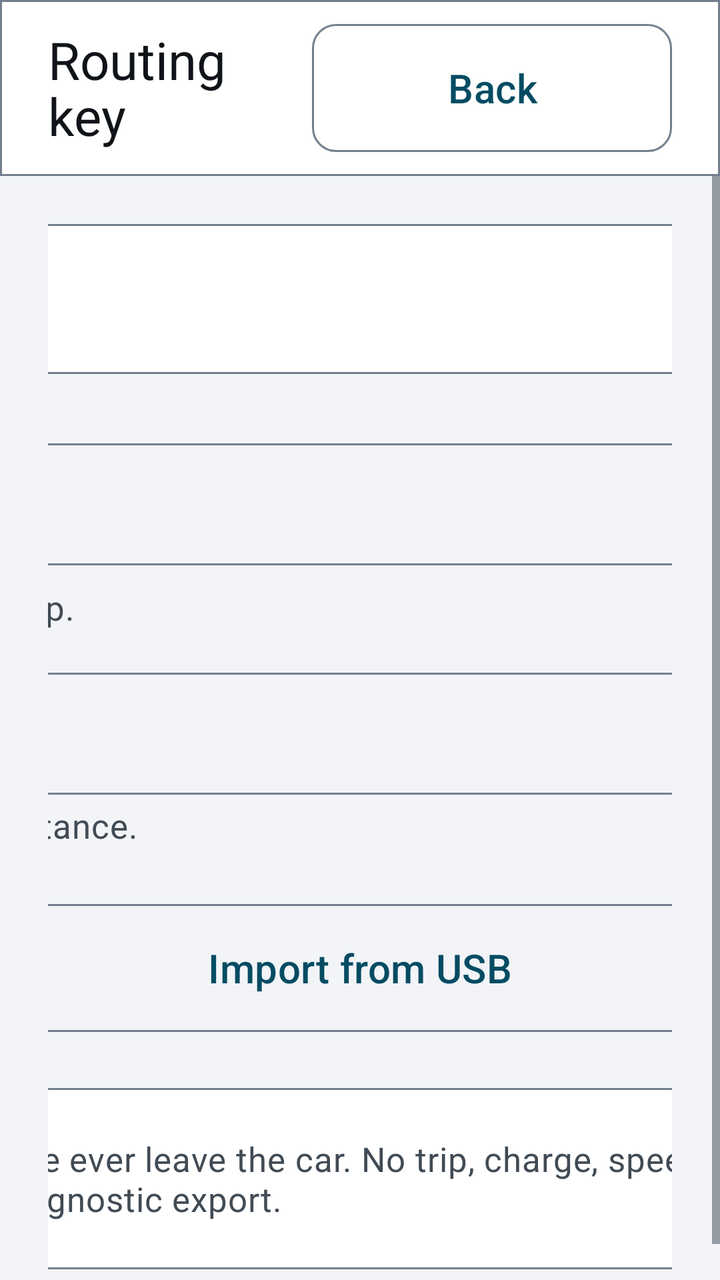
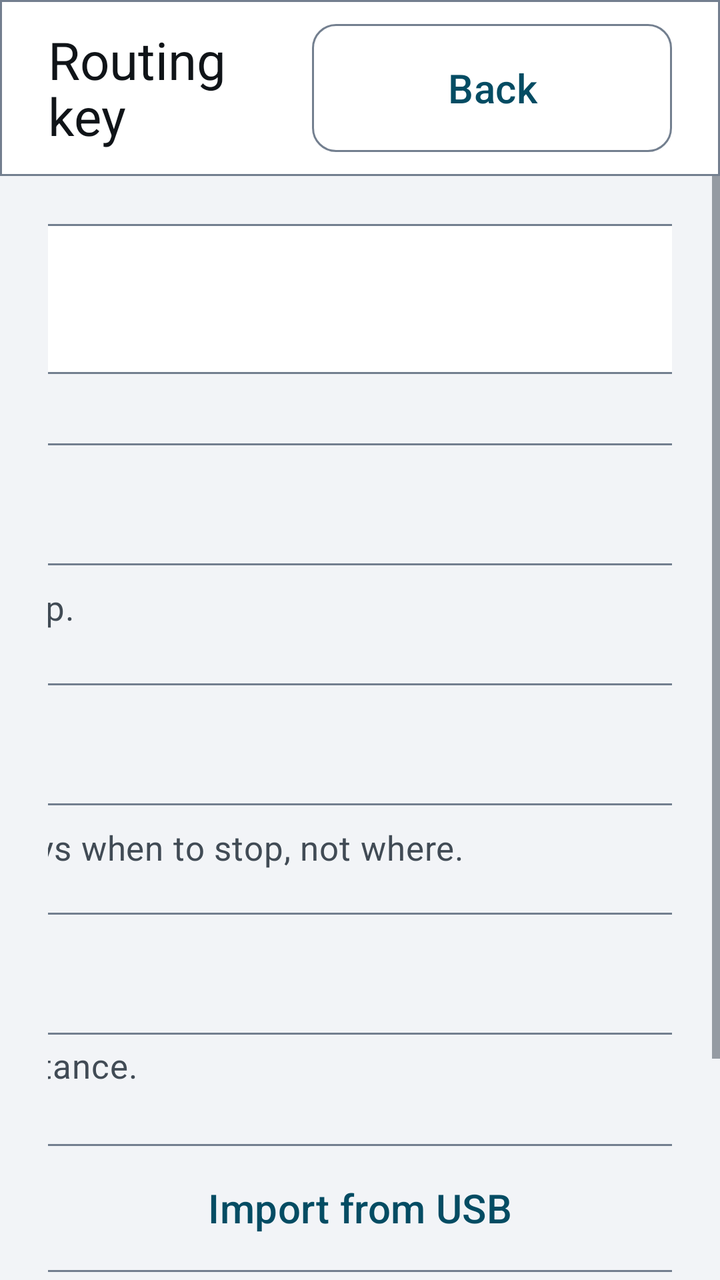

Screens rendered from an Android XML layout before and after an edit, with the pre-edit source and the edit as a unified diff.
<!-- AndroidManifest.xml: application theme Theme.EVChargePilot -->
<!-- res/layout/activity_routing_settings.xml -->
<?xml version="1.0" encoding="utf-8"?>
<LinearLayout xmlns:android="http://schemas.android.com/apk/res/android"
    xmlns:app="http://schemas.android.com/apk/res-auto"
    android:layout_width="match_parent"
    android:layout_height="match_parent"
    android:orientation="vertical">

    <LinearLayout
        android:layout_width="match_parent"
        android:layout_height="88dp"
        android:background="@drawable/bg_topbar"
        android:gravity="center_vertical"
        android:orientation="horizontal"
        android:paddingStart="@dimen/spacing_lg"
        android:paddingEnd="@dimen/spacing_lg">

        <TextView
            android:layout_width="0dp"
            android:layout_height="wrap_content"
            android:layout_weight="1"
            android:text="@string/routing_title"
            android:textAppearance="@style/Text.EV.Title" />

        <com.google.android.material.button.MaterialButton
            android:id="@+id/backAction"
            style="@style/Widget.EV.Button.Outlined"
            android:layout_width="180dp"
            android:layout_height="@dimen/touch_target"
            android:text="@string/action_back" />
    </LinearLayout>

    <ScrollView
        android:layout_width="match_parent"
        android:layout_height="0dp"
        android:layout_weight="1"
        android:fillViewport="true">

        <LinearLayout
            android:layout_width="match_parent"
            android:layout_height="wrap_content"
            android:gravity="center_horizontal"
            android:orientation="vertical"
            android:padding="@dimen/spacing_lg">

            <TextView
                android:id="@+id/routingStatus"
                android:layout_width="1400dp"
                android:layout_height="wrap_content"
                android:accessibilityLiveRegion="polite"
                android:background="@drawable/bg_card"
                android:gravity="center"
                android:padding="@dimen/spacing_lg"
                android:textAppearance="@style/Text.EV.Body" />

            <com.google.android.material.textfield.TextInputLayout
                android:id="@+id/routingKeyLayout"
                style="@style/Widget.Material3.TextInputLayout.OutlinedBox"
                android:layout_width="1400dp"
                android:layout_height="wrap_content"
                android:layout_marginTop="@dimen/spacing_lg"
                android:hint="@string/routing_hint_key"
                app:endIconContentDescription="@string/routing_desc_toggle_key"
                app:endIconMinSize="@dimen/touch_target"
                app:endIconMode="password_toggle"
                app:helperText="@string/routing_helper_key"
                app:helperTextTextAppearance="@style/Text.EV.Secondary">

                <com.google.android.material.textfield.TextInputEditText
                    android:id="@+id/routingKeyInput"
                    android:layout_width="match_parent"
                    android:layout_height="wrap_content"
                    android:inputType="textPassword"
                    android:singleLine="true"
                    android:textSize="@dimen/text_body" />
            </com.google.android.material.textfield.TextInputLayout>

            <com.google.android.material.textfield.TextInputLayout
                android:id="@+id/routingBaseUrlLayout"
                style="@style/Widget.Material3.TextInputLayout.OutlinedBox"
                android:layout_width="1400dp"
                android:layout_height="wrap_content"
                android:layout_marginTop="@dimen/spacing_md"
                android:hint="@string/routing_hint_base_url"
                app:helperText="@string/routing_helper_base_url"
                app:helperTextTextAppearance="@style/Text.EV.Secondary">

                <com.google.android.material.textfield.TextInputEditText
                    android:id="@+id/routingBaseUrlInput"
                    android:layout_width="match_parent"
                    android:layout_height="wrap_content"
                    android:inputType="textUri"
                    android:singleLine="true"
                    android:textSize="@dimen/text_body" />
            </com.google.android.material.textfield.TextInputLayout>

            <LinearLayout
                android:layout_width="1400dp"
                android:layout_height="wrap_content"
                android:layout_marginTop="@dimen/spacing_lg"
                android:orientation="horizontal">

                <com.google.android.material.button.MaterialButton
                    android:id="@+id/routingSaveAction"
                    style="@style/Widget.EVChargePilot.Button"
                    android:layout_width="0dp"
                    android:layout_height="@dimen/touch_target"
                    android:layout_weight="1"
                    android:text="@string/routing_action_save" />

                <com.google.android.material.button.MaterialButton
                    android:id="@+id/routingImportAction"
                    style="@style/Widget.EV.Button.Outlined"
                    android:layout_width="0dp"
                    android:layout_height="@dimen/touch_target"
                    android:layout_marginStart="@dimen/spacing_md"
                    android:layout_weight="1"
                    android:text="@string/routing_action_import" />

                <com.google.android.material.button.MaterialButton
                    android:id="@+id/routingClearAction"
                    style="@style/Widget.EVChargePilot.Button.Danger"
                    android:layout_width="0dp"
                    android:layout_height="@dimen/touch_target"
                    android:layout_marginStart="@dimen/spacing_md"
                    android:layout_weight="1"
                    android:text="@string/routing_action_clear" />
            </LinearLayout>

            <TextView
                android:id="@+id/routingPrivacy"
                android:layout_width="1400dp"
                android:layout_height="wrap_content"
                android:layout_marginTop="@dimen/spacing_lg"
                android:background="@drawable/bg_card"
                android:lineSpacingExtra="6dp"
                android:padding="@dimen/spacing_lg"
                android:text="@string/routing_privacy"
                android:textAppearance="@style/Text.EV.Secondary" />
        </LinearLayout>
    </ScrollView>
</LinearLayout>
<!-- resources referenced by this layout -->
<resources>
  <dimen name="spacing_lg">24dp</dimen>
  <dimen name="spacing_md">16dp</dimen>
  <dimen name="text_body">20sp</dimen>
  <dimen name="touch_target">72dp</dimen>
  <string name="action_back">Back</string>
  <string name="routing_action_clear">Remove</string>
  <string name="routing_action_import">Import from USB</string>
  <string name="routing_action_save">Save</string>
  <string name="routing_desc_toggle_key">Show or hide the key</string>
  <string name="routing_helper_base_url">Leave as it is for HeiGIT’s hosted service, or point it at your own instance.</string>
  <string name="routing_helper_key">Your own key, from openrouteservice.org. None is shipped in the app.</string>
  <string name="routing_hint_base_url">Routing service (https)</string>
  <string name="routing_hint_key">OpenRouteService API key</string>
  <string name="routing_privacy">Only the destination you type, the car’s position and the road profile ever leave the car. No trip, charge, speed, diagnostic bundle or identifier is sent anywhere. The key is stored encrypted, never written to a log and never included in a diagnostic export.</string>
  <string name="routing_title">Routing key</string>
  <style name="Text.EV.Body" parent="TextAppearance.Material3.BodyLarge">
          <item name="android:textSize">@dimen/text_body</item>
          <item name="android:textColor">@color/ev_text_primary</item>
      </style>
  <style name="Text.EV.Secondary" parent="TextAppearance.Material3.BodyMedium">
          <item name="android:textSize">@dimen/text_secondary</item>
          <item name="android:textColor">@color/ev_text_secondary</item>
      </style>
  <style name="Text.EV.Title" parent="TextAppearance.Material3.TitleLarge">
          <item name="android:textSize">@dimen/text_title</item>
          <item name="android:textColor">@color/ev_text_primary</item>
      </style>
  <style name="Widget.EVChargePilot.Button" parent="Widget.EV.Button">
          <item name="android:textColor">@color/ev_button_text</item>
          <item name="backgroundTint">@color/ev_button_fill</item>
      </style>
  <style name="Widget.EVChargePilot.Button.Danger" parent="Widget.EV.Button">
          <item name="android:textColor">@color/ev_on_accent</item>
          <item name="backgroundTint">@color/ev_error</item>
      </style>
  <color name="ev_surface">#FFFFFFFF</color>
  <color name="ev_outline">#FF737F8F</color>
  <dimen name="ev_corner">12dp</dimen>
  <color name="ev_text_primary">#FF101418</color>
  <dimen name="text_secondary">17sp</dimen>
  <color name="ev_text_secondary">#FF414B55</color>
  <dimen name="text_title">26sp</dimen>
  <style name="ShapeAppearanceOverlay.EV.Button" parent="">
          <item name="cornerSize">@dimen/ev_corner</item>
      </style>
  <color name="ev_on_accent">#FFFFFFFF</color>
  <color name="ev_error">#FF8F0F18</color>
  <color name="ev_accent">#FF044C63</color>
  <color name="ev_surface_raised">#FFE4E8ED</color>
  <color name="ev_background">#FFF2F4F7</color>
  <style name="ThemeOverlay.EVChargePilot.Dialog" parent="ThemeOverlay.EV.Dialog">
          <item name="materialAlertDialogTitleTextStyle">@style/EVChargePilot.Dialog.Title</item>
          <item name="materialAlertDialogBodyTextStyle">@style/EVChargePilot.Dialog.Body</item>
      </style>
  <style name="EVChargePilot.Dialog.Title" parent="MaterialAlertDialog.Material3.Title.Text">
          <item name="android:textSize">@dimen/text_title</item>
          <item name="android:textColor">@color/ev_text_primary</item>
      </style>
  <!-- unchanged entries left out for length: 8 -->
</resources>

<!-- the commit's change to res/layout/activity_routing_settings.xml (unified diff, before → after) -->
@@ -75,6 +75,28 @@
             </com.google.android.material.textfield.TextInputLayout>
 
             <com.google.android.material.textfield.TextInputLayout
+                android:id="@+id/chargerKeyLayout"
+                style="@style/Widget.Material3.TextInputLayout.OutlinedBox"
+                android:layout_width="1400dp"
+                android:layout_height="wrap_content"
+                android:layout_marginTop="@dimen/spacing_md"
+                android:hint="@string/routing_hint_charger_key"
+                app:endIconContentDescription="@string/routing_desc_toggle_key"
+                app:endIconMinSize="@dimen/touch_target"
+                app:endIconMode="password_toggle"
+                app:helperText="@string/routing_helper_charger_key"
+                app:helperTextTextAppearance="@style/Text.EV.Secondary">
+
+                <com.google.android.material.textfield.TextInputEditText
+                    android:id="@+id/chargerKeyInput"
+                    android:layout_width="match_parent"
+                    android:layout_height="wrap_content"
+                    android:inputType="textPassword"
+                    android:singleLine="true"
+                    android:textSize="@dimen/text_body" />
+            </com.google.android.material.textfield.TextInputLayout>
+
+            <com.google.android.material.textfield.TextInputLayout
                 android:id="@+id/routingBaseUrlLayout"
                 style="@style/Widget.Material3.TextInputLayout.OutlinedBox"
                 android:layout_width="1400dp"
<!-- resource entries referenced after the edit -->
@@ -10,8 +10,10 @@
   <string name="routing_action_save">Save</string>
   <string name="routing_desc_toggle_key">Show or hide the key</string>
   <string name="routing_helper_base_url">Leave as it is for HeiGIT’s hosted service, or point it at your own instance.</string>
+  <string name="routing_helper_charger_key">A second free key, from openchargemap.org. Without it the plan says when to stop, not where.</string>
   <string name="routing_helper_key">Your own key, from openrouteservice.org. None is shipped in the app.</string>
   <string name="routing_hint_base_url">Routing service (https)</string>
+  <string name="routing_hint_charger_key">Open Charge Map API key (optional)</string>
   <string name="routing_hint_key">OpenRouteService API key</string>
   <string name="routing_privacy">Only the destination you type, the car’s position and the road profile ever leave the car. No trip, charge, speed, diagnostic bundle or identifier is sent anywhere. The key is stored encrypted, never written to a log and never included in a diagnostic export.</string>
   <string name="routing_title">Routing key</string>
